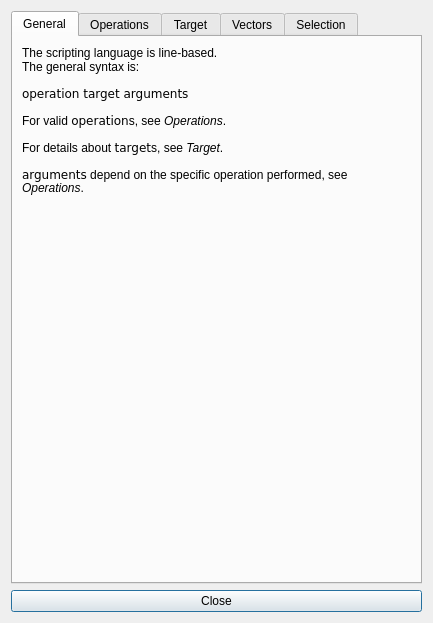
sgsaenger/vipster, file vipster/qt/tools/scripthelp.ui: the form before one commit.
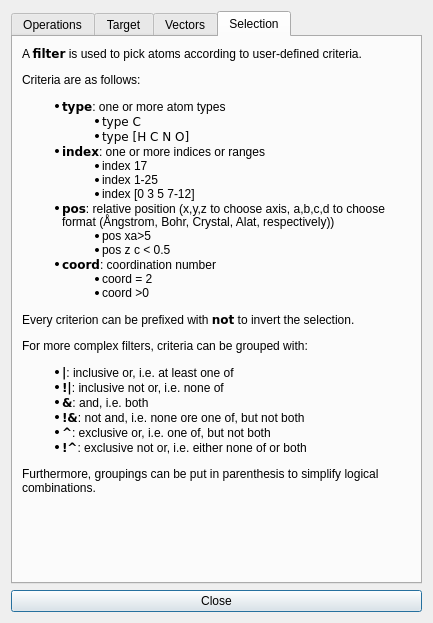
The form after the commit.

```diff
--- a/vipster/qt/tools/scripthelp.ui
+++ b/vipster/qt/tools/scripthelp.ui
@@ -17,44 +17,8 @@
    <item>
     <widget class="QTabWidget" name="tabWidget">
      <property name="currentIndex">
-      <number>0</number>
+      <number>3</number>
      </property>
-     <widget class="QWidget" name="tab">
-      <attribute name="title">
-       <string>General</string>
-      </attribute>
-      <layout class="QVBoxLayout" name="verticalLayout_2">
-       <item>
-        <widget class="QLabel" name="label">
-         <property name="text">
-          <string>&lt;html&gt;&lt;head/&gt;&lt;body&gt;
-&lt;p&gt;The scripting language is line-based.&lt;br/&gt;The general syntax is:&lt;/p&gt;
-&lt;p&gt;&lt;tt&gt;operation target arguments&lt;/tt&gt;&lt;/p&gt;
-&lt;p&gt;For valid &lt;tt&gt;operation&lt;/tt&gt;s, see &lt;em&gt;Operations&lt;/em&gt;.&lt;/p&gt;
-&lt;p&gt;For details about &lt;tt&gt;target&lt;/tt&gt;s, see &lt;em&gt;Target&lt;/em&gt;.&lt;/p&gt;
-&lt;p&gt;&lt;tt&gt;arguments&lt;/tt&gt; depend on the specific operation performed, see &lt;em&gt;Operations&lt;/em&gt;.&lt;/p&gt;
-&lt;/body&gt;&lt;/html&gt;</string>
-         </property>
-         <property name="wordWrap">
-          <bool>true</bool>
-         </property>
-        </widget>
-       </item>
-       <item>
-        <spacer name="verticalSpacer">
-         <property name="orientation">
-          <enum>Qt::Vertical</enum>
-         </property>
-         <property name="sizeHint" stdset="0">
-          <size>
-           <width>20</width>
-           <height>40</height>
-          </size>
-         </property>
-        </spacer>
-       </item>
-      </layout>
-     </widget>
      <widget class="QWidget" name="tab_2">
       <attribute name="title">
        <string>Operations</string>
```
Left out of the diff: 13 changed lines with no effect on the pictures.
